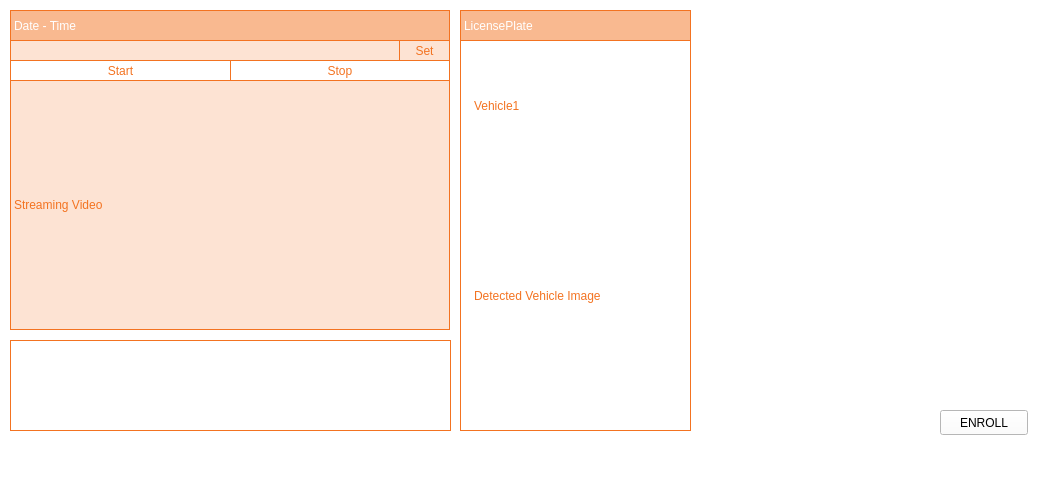
Qt form cctv_36/src/ui/streaming.ui (VEDA-ThirtySix/PAMS-client) before a commit.
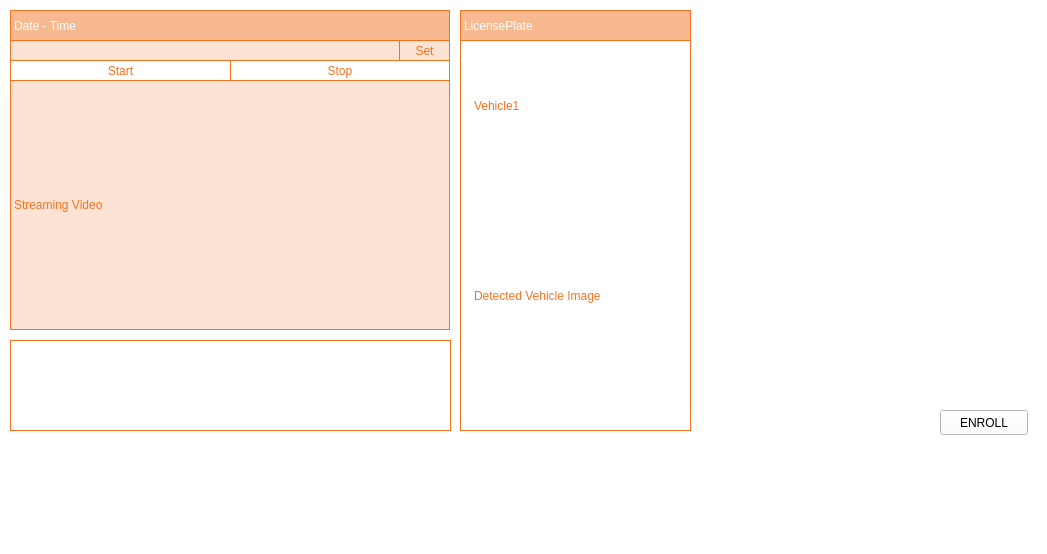
The same form after that commit.

What changed in the file:
```diff
--- a/cctv_36/src/ui/streaming.ui
+++ b/cctv_36/src/ui/streaming.ui
@@ -7,7 +7,7 @@
     <x>0</x>
     <y>0</y>
     <width>1047</width>
-    <height>479</height>
+    <height>554</height>
    </rect>
   </property>
   <property name="windowTitle">
```
Left out of the diff: 8 changed lines with no effect on the pictures.
